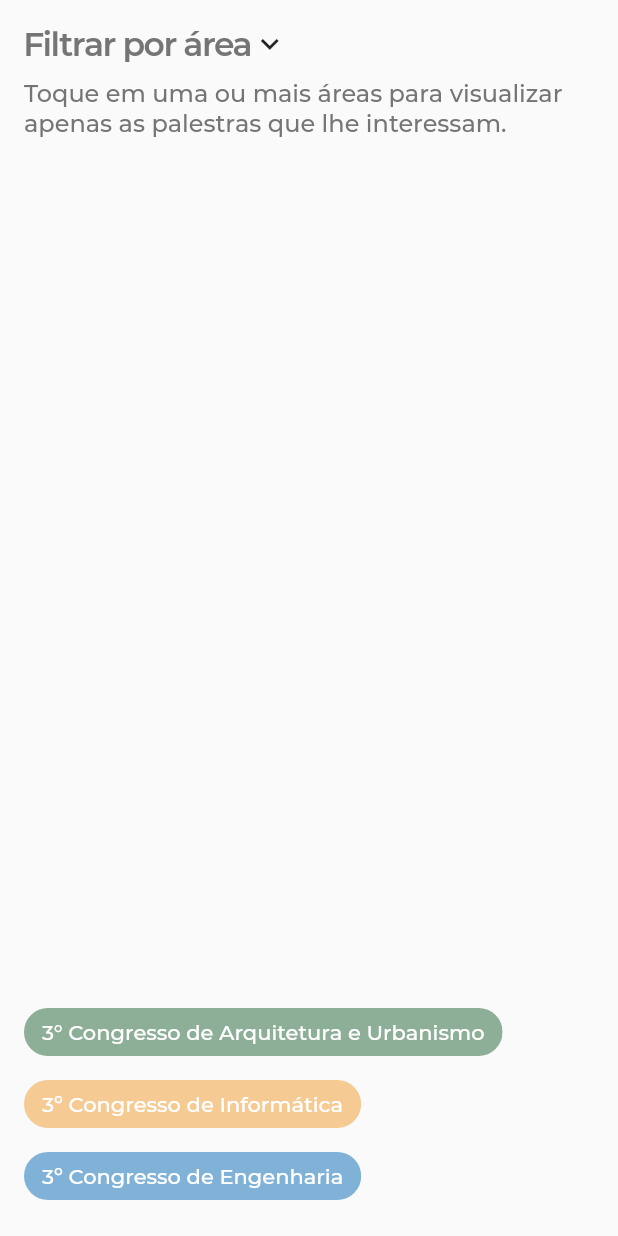
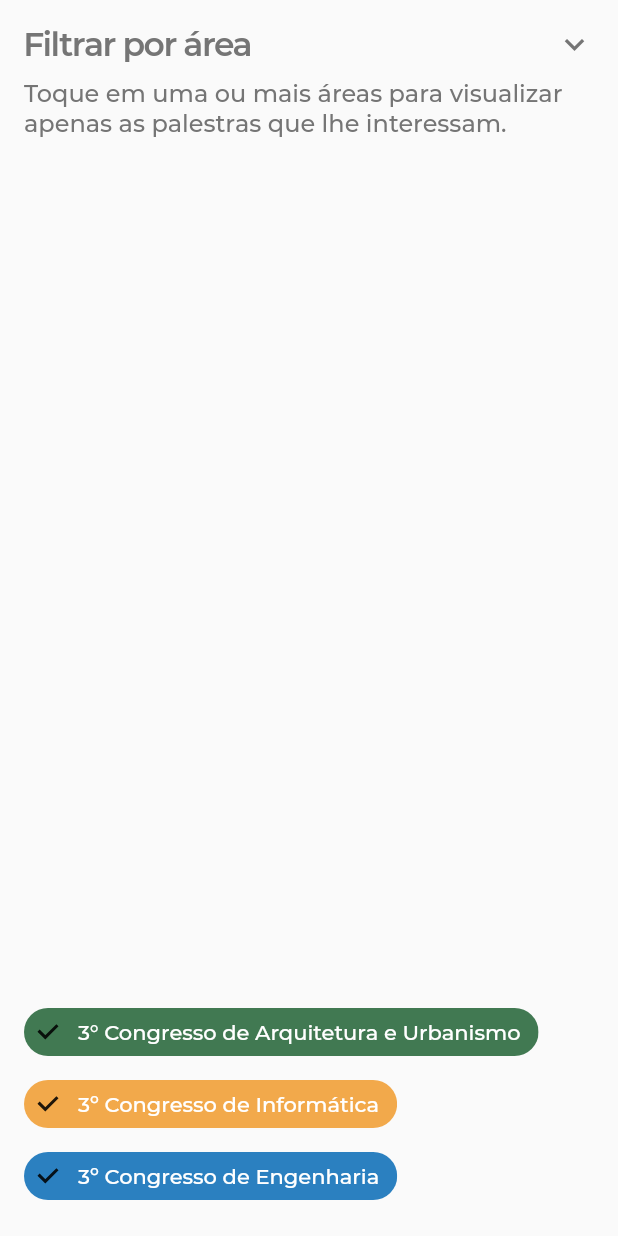
Before and after one commit to henriquearthur/congresso-unama, a Flutter app: the FilterEventsBottomSheet widget shown alone on an empty page, opened directly, on a phone screen of 412 x 824 dp. Run offline on Flutter 3.47's test engine with Material 2 defaults, Android fonts, the phone set to English and light mode, and no system bars; our stand-ins replace cloud_firestore, shared_preferences; accounts and stored records are empty; statements that could not run were skipped.

Commit message:
Filter events - improvements

```diff
--- a/lib/ui/screens/schedule_screen/components/filter_event_chip.dart
+++ b/lib/ui/screens/schedule_screen/components/filter_event_chip.dart
@@ -1,4 +1,3 @@
-import 'package:congresso_unama/ui/theme/styles.dart';
 import 'package:congresso_unama/ui/utils/get_event_color.dart';
 import 'package:flutter/material.dart';
 import 'package:shared_preferences/shared_preferences.dart';
@@ -21,18 +20,29 @@ class _FilterEventChipState extends State<FilterEventChip> {
 
   bool _selected = true;
 
-  Future<Null> getSavedFilters() async {
+  Future<Null> configureSavedFilters() async {
     SharedPreferences prefs = await SharedPreferences.getInstance();
+
+    // if 'schedule_filter_event' doesn't exists the user is here for the first time. show all events then.
+    if (!prefs.containsKey('schedule_filter_event')) {
+      setState(() {
+        _selected = true;
+      });
+
+      await prefs.setStringList(
+          "schedule_filter_event", ["arquitetura", "computacao", "engenharia"]);
+    } else {
       List<String> filters = prefs.getStringList("schedule_filter_event") ?? [];
 
       setState(() {
         _selected = filters.contains(widget.event);
       });
     }
+  }
 
   @override
   void initState() {
-    getSavedFilters();
+    configureSavedFilters();
 
     super.initState();
   }
@@ -48,20 +58,26 @@ class _FilterEventChipState extends State<FilterEventChip> {
       selectedColor: getEventColor(widget.event),
       selected: _selected,
       onSelected: (bool value) async {
-        setState(() {
-          _selected = value;
-        });
-
         SharedPreferences prefs = await SharedPreferences.getInstance();
         List<String> filters =
             prefs.getStringList("schedule_filter_event") ?? [];
 
         if (value) {
           filters.add(widget.event);
+
+          setState(() {
+            _selected = value;
+          });
         } else {
+          if (filters.length > 1) {
             filters.removeWhere((String name) {
               return name == widget.event;
             });
+
+            setState(() {
+              _selected = value;
+            });
+          }
         }
 
         await prefs.setStringList("schedule_filter_event", filters);
--- a/lib/ui/screens/schedule_screen/components/filter_events_bottom_sheet.dart
+++ b/lib/ui/screens/schedule_screen/components/filter_events_bottom_sheet.dart
@@ -13,26 +13,23 @@ class FilterEventsBottomSheet extends StatelessWidget {
         crossAxisAlignment: CrossAxisAlignment.start,
         children: <Widget>[
           Row(
+            mainAxisAlignment: MainAxisAlignment.spaceBetween,
             children: <Widget>[
               Text(
                 "Filtrar por área",
-                style: TextStyle(
-                  color: Colors.grey[600],
-                  fontSize: 22.0,
-                  letterSpacing: -1.0,
-                  fontWeight: FontWeight.w600,
-                ),
+                style: Styles.bottomSheetTitleText,
               ),
-              Icon(Icons.keyboard_arrow_down),
+              Icon(
+                Icons.keyboard_arrow_down,
+                size: 26.0,
+                color: Styles.bottomSheetTitleColor,
+              ),
             ],
           ),
           SizedBox(height: 10.0),
           Text(
             "Toque em uma ou mais áreas para visualizar apenas as palestras que lhe interessam.",
-            style: TextStyle(
-                color: Colors.grey[600],
-                fontSize: 16.0,
-                fontWeight: FontWeight.w500),
+            style: Styles.bottomSheetDescriptionText,
           ),
           Spacer(),
           Wrap(
--- a/lib/ui/theme/styles.dart
+++ b/lib/ui/theme/styles.dart
@@ -18,10 +18,25 @@ abstract class Styles {
   static Color computingColor = Color(0xffF2A94B);
   static Color engineeringColor = Color(0xff2B80C0);
 
+  static Color bottomSheetTitleColor = Colors.grey[600];
+
   // Text styles
   static TextStyle appBarTitleText = TextStyle(
     color: Colors.green,
     letterSpacing: -0.5,
     fontWeight: FontWeight.w500,
   );
+
+  static TextStyle bottomSheetTitleText = TextStyle(
+    color: bottomSheetTitleColor,
+    fontSize: 22.0,
+    letterSpacing: -1.0,
+    fontWeight: FontWeight.w600,
+  );
+
+  static TextStyle bottomSheetDescriptionText = TextStyle(
+    color: bottomSheetTitleColor,
+    fontSize: 16.0,
+    fontWeight: FontWeight.w500,
+  );
 }
```
Also changed, not shown: lib/ui/screens/schedule_screen/schedule_default_screen.dart (+24 -3 lines). Lines whose indentation alone changed are shown as unchanged.
